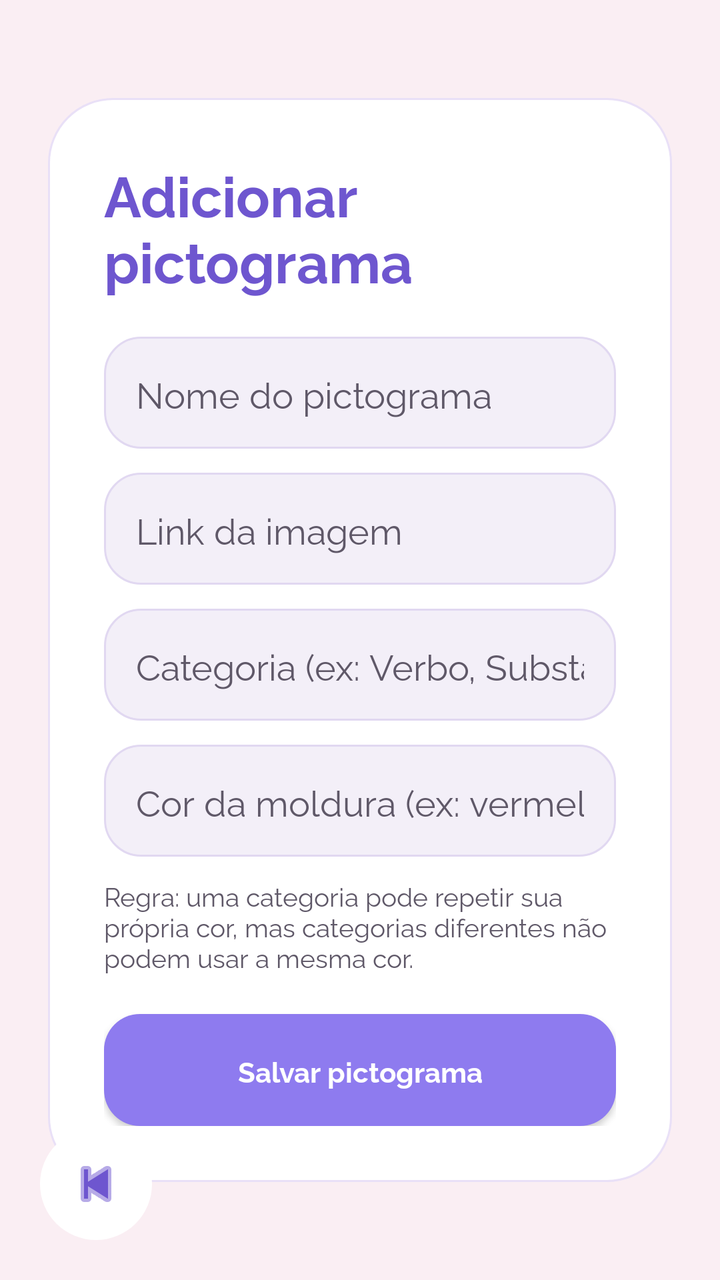
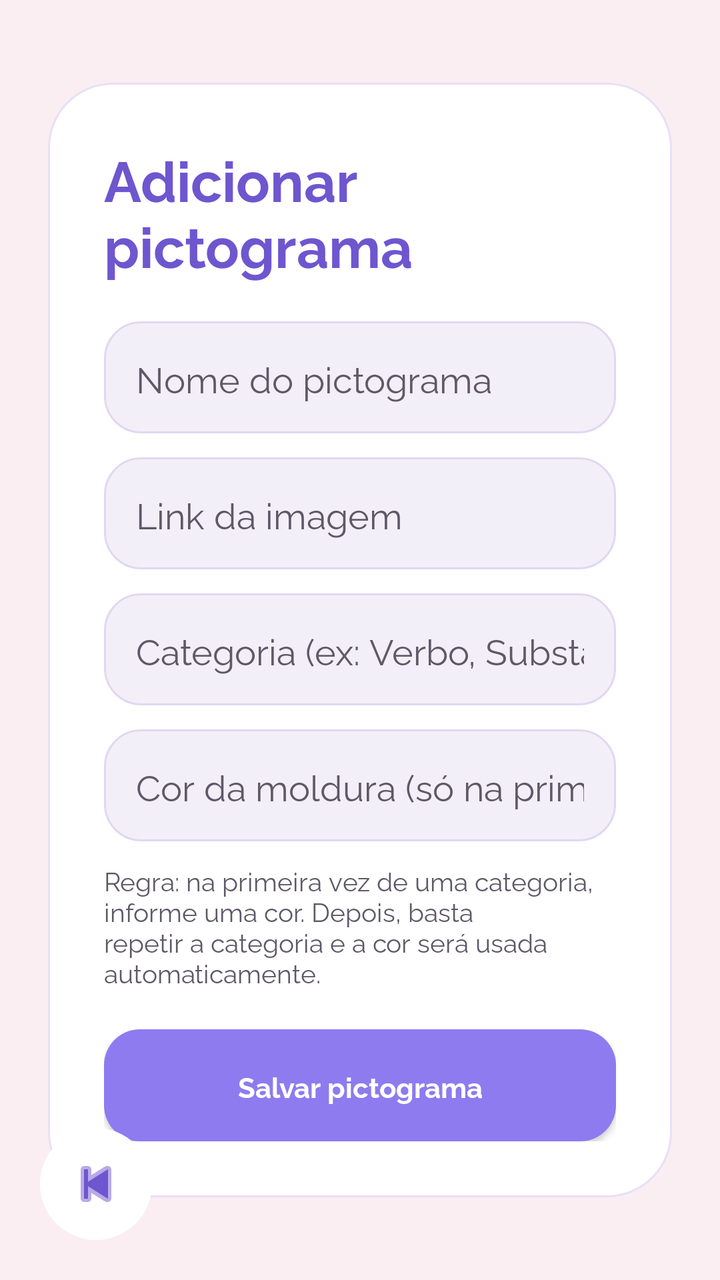

The first picture is an Android layout as it rendered before a commit; the second is the same layout after the commit. The layout source and the unified diff follow.
<!-- AndroidManifest.xml: application theme Theme.Testando -->
<!-- res/layout/activity_add_pictogram.xml -->
<?xml version="1.0" encoding="utf-8"?>
<FrameLayout xmlns:android="http://schemas.android.com/apk/res/android"
    xmlns:app="http://schemas.android.com/apk/res-auto"
    android:layout_width="match_parent"
    android:layout_height="match_parent">

    <ScrollView
        android:layout_width="match_parent"
        android:layout_height="match_parent"
        android:background="@drawable/bg_screen_pink"
        android:fillViewport="true">

        <LinearLayout
            android:layout_width="match_parent"
            android:layout_height="match_parent"
            android:orientation="vertical"
            android:gravity="center"
            android:padding="24dp">

            <LinearLayout
                android:layout_width="match_parent"
                android:layout_height="wrap_content"
                android:background="@drawable/bg_card"
                android:orientation="vertical"
                android:padding="28dp">

                <TextView
                    style="@style/TextTitle"
                    android:layout_width="wrap_content"
                    android:layout_height="wrap_content"
                    android:text="Adicionar pictograma"
                    android:textSize="28sp" />

                <EditText
                    android:id="@+id/etPictogramName"
                    android:layout_width="match_parent"
                    android:layout_height="56dp"
                    android:layout_marginTop="20dp"
                    android:background="@drawable/bg_input"
                    android:hint="Nome do pictograma"
                    android:textColor="@color/text_title"
                    android:textColorHint="@color/text_body"
                    android:fontFamily="@font/raleway_regular"
                    android:singleLine="true"
                    android:paddingHorizontal="16dp" />

                <EditText
                    android:id="@+id/etPictogramLink"
                    android:layout_width="match_parent"
                    android:layout_height="56dp"
                    android:layout_marginTop="12dp"
                    android:background="@drawable/bg_input"
                    android:hint="Link da imagem"
                    android:textColor="@color/text_title"
                    android:textColorHint="@color/text_body"
                    android:fontFamily="@font/raleway_regular"
                    android:singleLine="true"
                    android:paddingHorizontal="16dp" />

                <EditText
                    android:id="@+id/etPictogramCategory"
                    android:layout_width="match_parent"
                    android:layout_height="56dp"
                    android:layout_marginTop="12dp"
                    android:background="@drawable/bg_input"
                    android:hint="Categoria (ex: Verbo, Substantivo)"
                    android:textColor="@color/text_title"
                    android:textColorHint="@color/text_body"
                    android:fontFamily="@font/raleway_regular"
                    android:singleLine="true"
                    android:paddingHorizontal="16dp" />

                <EditText
                    android:id="@+id/etPictogramBorderColor"
                    android:layout_width="match_parent"
                    android:layout_height="56dp"
                    android:layout_marginTop="12dp"
                    android:background="@drawable/bg_input"
                    android:hint="Cor da moldura (ex: vermelho, azul ou #FF0000)"
                    android:textColor="@color/text_title"
                    android:textColorHint="@color/text_body"
                    android:fontFamily="@font/raleway_regular"
                    android:singleLine="true"
                    android:paddingHorizontal="16dp" />

                <TextView
                    style="@style/TextBody"
                    android:layout_width="match_parent"
                    android:layout_height="wrap_content"
                    android:layout_marginTop="10dp"
                    android:text="Regra: uma categoria pode repetir sua própria cor, mas categorias diferentes não podem usar a mesma cor."
                    android:textSize="13sp" />

                <Button
                    style="@style/ButtonText"
                    android:id="@+id/btnSavePictogram"
                    android:layout_width="match_parent"
                    android:layout_height="56dp"
                    android:layout_marginTop="20dp"
                    android:background="@drawable/bg_button_primary"
                    android:text="Salvar pictograma"
                    android:textColor="@color/text_white" />

            </LinearLayout>
        </LinearLayout>
    </ScrollView>

    <ImageView
        android:id="@+id/btnBack"
        android:layout_width="56dp"
        android:layout_height="56dp"
        android:layout_gravity="bottom|start"
        android:layout_margin="20dp"
        android:background="@drawable/bg_back_circle"
        android:src="@android:drawable/ic_media_previous"
        android:padding="12dp"
        app:tint="@color/title_purple" />

</FrameLayout>
<!-- resources referenced by this layout -->
<resources>
  <color name="text_body">#5F5868</color>
  <color name="text_title">#2F2A35</color>
  <color name="text_white">#FFFFFF</color>
  <color name="title_purple">#6E56CF</color>
  <!-- drawable bg_back_circle (drawable) -->
  <?xml version="1.0" encoding="utf-8"?>
  <shape xmlns:android="http://schemas.android.com/apk/res/android">
      <solid android:color="#FFFFFF"/>
      <corners android:radius="50dp"/>
      <size android:width="56dp" android:height="56dp"/>
      <elevation android:shadowColor="#22000000"/>
  </shape>
  <!-- drawable bg_button_primary (drawable) -->
  <?xml version="1.0" encoding="utf-8"?>
  <shape xmlns:android="http://schemas.android.com/apk/res/android">
      <solid android:color="@color/primary_pastel" />
      <corners android:radius="18dp" />
  </shape>
  <!-- drawable bg_card (drawable) -->
  <?xml version="1.0" encoding="utf-8"?>
  <shape xmlns:android="http://schemas.android.com/apk/res/android">
      <solid android:color="@color/card_white" />
      <corners android:radius="32dp" />
      <stroke
          android:width="1dp"
          android:color="@color/card_border" />
      <padding
          android:left="2dp"
          android:top="2dp"
          android:right="2dp"
          android:bottom="2dp" />
  </shape>
  <!-- drawable bg_input (drawable) -->
  <?xml version="1.0" encoding="utf-8"?>
  <shape xmlns:android="http://schemas.android.com/apk/res/android">
      <solid android:color="@color/input_bg" />
      <corners android:radius="18dp" />
      <stroke
          android:width="1dp"
          android:color="@color/input_border" />
  </shape>
  <!-- drawable bg_screen_pink (drawable) -->
  <?xml version="1.0" encoding="utf-8"?>
  <shape xmlns:android="http://schemas.android.com/apk/res/android">
      <solid android:color="@color/bg_pink" />
  </shape>
  <style name="ButtonText">
          <item name="android:fontFamily">@font/raleway_bold</item>
          <item name="android:textAllCaps">false</item>
      </style>
  <style name="TextBody">
          <item name="android:fontFamily">@font/raleway_regular</item>
          <item name="android:textColor">@color/text_body</item>
      </style>
  <style name="TextTitle">
          <item name="android:fontFamily">@font/raleway_bold</item>
          <item name="android:textColor">@color/title_purple</item>
      </style>
  <style name="Theme.Testando" parent="Theme.AppCompat.Light.NoActionBar" />
  <color name="primary_pastel">#8E7BEF</color>
  <color name="card_white">#FFFFFF</color>
  <color name="card_border">#E9E0F7</color>
  <color name="input_bg">#F3EFF8</color>
  <color name="input_border">#E1D8F1</color>
  <color name="bg_pink">#FAEEF3</color>
</resources>

<!-- the commit's change to res/layout/activity_add_pictogram.xml (unified diff, before → after) -->
@@ -76,7 +76,7 @@
                     android:layout_height="56dp"
                     android:layout_marginTop="12dp"
                     android:background="@drawable/bg_input"
-                    android:hint="Cor da moldura (ex: vermelho, azul ou #FF0000)"
+                    android:hint="Cor da moldura (só na primeira vez da categoria)"
                     android:textColor="@color/text_title"
                     android:textColorHint="@color/text_body"
                     android:fontFamily="@font/raleway_regular"
@@ -88,7 +88,7 @@
                     android:layout_width="match_parent"
                     android:layout_height="wrap_content"
                     android:layout_marginTop="10dp"
-                    android:text="Regra: uma categoria pode repetir sua própria cor, mas categorias diferentes não podem usar a mesma cor."
+                    android:text="Regra: na primeira vez de uma categoria, informe uma cor. Depois, basta repetir a categoria e a cor será usada automaticamente."
                     android:textSize="13sp" />
 
                 <Button
